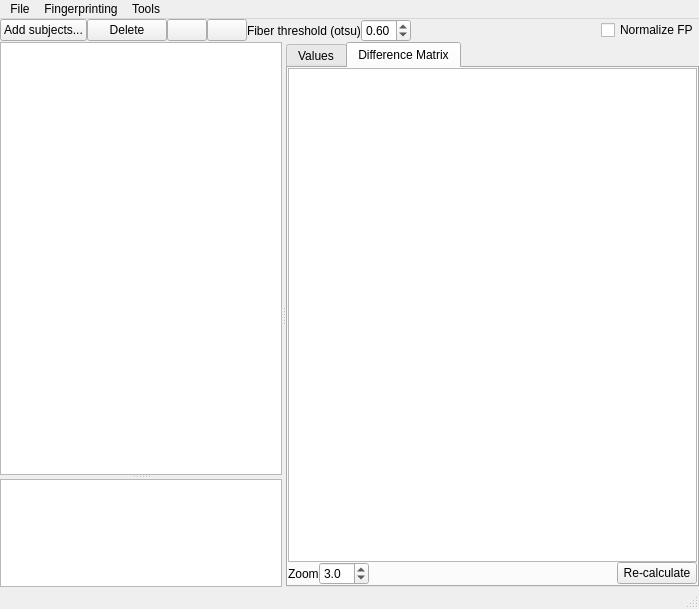
This is connectometry/db_window.ui in frankyeh/DSI-Studio as Qt 5 draws it before an edit. The edited form follows.
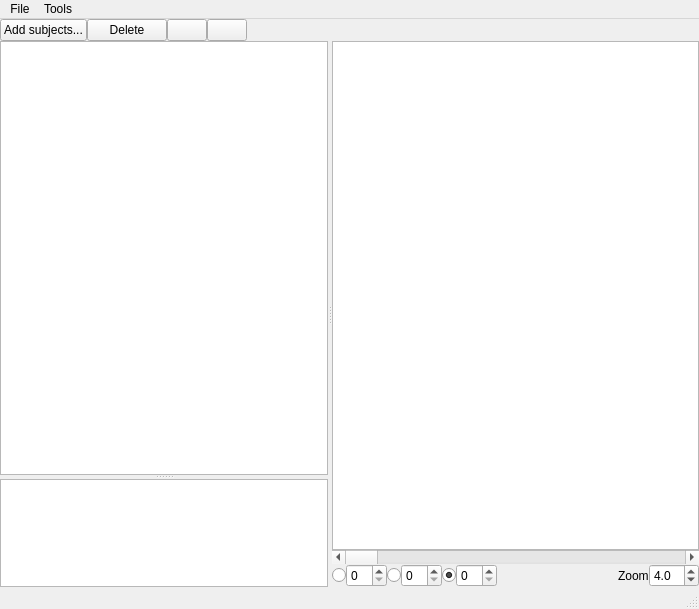
This is the edited form. The open tabs and pages were chosen to show the change. Icons and pictures are not drawn.

```diff
--- a/connectometry/db_window.ui
+++ b/connectometry/db_window.ui
@@ -82,41 +82,6 @@
         </property>
        </widget>
       </item>
-      <item>
-       <widget class="QLabel" name="label_6">
-        <property name="text">
-         <string>Fiber threshold (otsu)</string>
-        </property>
-       </widget>
-      </item>
-      <item>
-       <widget class="QDoubleSpinBox" name="fp_coverage">
-        <property name="minimumSize">
-         <size>
-          <width>50</width>
-          <height>0</height>
-         </size>
-        </property>
-        <property name="maximumSize">
-         <size>
-          <width>50</width>
-          <height>16777215</height>
-         </size>
-        </property>
-        <property name="minimum">
-         <double>0.000000000000000</double>
-        </property>
-        <property name="maximum">
-         <double>5.000000000000000</double>
-        </property>
-        <property name="singleStep">
-         <double>0.100000000000000</double>
-        </property>
-        <property name="value">
-         <double>0.600000000000000</double>
-        </property>
-       </widget>
-      </item>
       <item>
        <spacer name="horizontalSpacer_2">
         <property name="orientation">
@@ -130,16 +95,6 @@
         </property>
        </spacer>
       </item>
-      <item>
-       <widget class="QCheckBox" name="normalize_fp">
-        <property name="text">
-         <string>Normalize FP</string>
-        </property>
-        <property name="checked">
-         <bool>false</bool>
-        </property>
-       </widget>
-      </item>
      </layout>
     </item>
     <item>
@@ -201,7 +156,7 @@
                <enum>QAbstractItemView::SelectRows</enum>
               </property>
               <attribute name="horizontalHeaderVisible">
-               <bool>false</bool>
+               <bool>true</bool>
               </attribute>
              </widget>
              <widget class="QTextBrowser" name="report">
@@ -216,15 +171,8 @@
            </item>
           </layout>
          </widget>
-         <widget class="QTabWidget" name="subject_view">
-          <property name="currentIndex">
-           <number>0</number>
-          </property>
-          <widget class="QWidget" name="tab_3">
-           <attribute name="title">
-            <string>Values</string>
-           </attribute>
-           <layout class="QVBoxLayout" name="verticalLayout_4">
+         <widget class="QWidget" name="widget_4" native="true">
+          <layout class="QVBoxLayout" name="verticalLayout_3">
             <property name="spacing">
              <number>0</number>
             </property>
@@ -240,46 +188,6 @@
             <property name="bottomMargin">
              <number>0</number>
             </property>
-            <item>
-             <widget class="QWidget" name="widget_8" native="true">
-              <layout class="QVBoxLayout" name="verticalLayout_13">
-               <property name="spacing">
-                <number>0</number>
-               </property>
-               <property name="leftMargin">
-                <number>0</number>
-               </property>
-               <property name="topMargin">
-                <number>0</number>
-               </property>
-               <property name="rightMargin">
-                <number>0</number>
-               </property>
-               <property name="bottomMargin">
-                <number>0</number>
-               </property>
-               <item>
-                <widget class="QGraphicsView" name="fp_view">
-                 <property name="sizePolicy">
-                  <sizepolicy hsizetype="Expanding" vsizetype="Fixed">
-                   <horstretch>0</horstretch>
-                   <verstretch>0</verstretch>
-                  </sizepolicy>
-                 </property>
-                 <property name="minimumSize">
-                  <size>
-                   <width>0</width>
-                   <height>100</height>
-                  </size>
-                 </property>
-                 <property name="maximumSize">
-                  <size>
-                   <width>16777215</width>
-                   <height>100</height>
-                  </size>
-                 </property>
-                </widget>
-               </item>
                <item>
                 <widget class="QGraphicsView" name="vbc_view"/>
                </item>
@@ -291,20 +199,6 @@
                 </widget>
                </item>
                <item>
-                <layout class="QVBoxLayout" name="verticalLayout_20">
-                 <property name="spacing">
-                  <number>0</number>
-                 </property>
-                 <property name="topMargin">
-                  <number>0</number>
-                 </property>
-                 <property name="rightMargin">
-                  <number>0</number>
-                 </property>
-                 <property name="bottomMargin">
-                  <number>0</number>
-                 </property>
-                 <item>
                   <layout class="QHBoxLayout" name="horizontalLayout_14">
                    <property name="spacing">
                     <number>0</number>
@@ -396,169 +290,9 @@
                      </property>
                     </widget>
                    </item>
-                   <item>
-                    <widget class="QCheckBox" name="show_mask">
-                     <property name="text">
-                      <string>show mask</string>
-                     </property>
-                    </widget>
-                   </item>
                   </layout>
                  </item>
                 </layout>
-               </item>
-              </layout>
-             </widget>
-            </item>
-            <item>
-             <widget class="QWidget" name="widget_3" native="true">
-              <property name="maximumSize">
-               <size>
-                <width>16777215</width>
-                <height>70</height>
-               </size>
-              </property>
-              <layout class="QVBoxLayout" name="verticalLayout_19">
-               <property name="spacing">
-                <number>0</number>
-               </property>
-               <property name="leftMargin">
-                <number>0</number>
-               </property>
-               <property name="topMargin">
-                <number>0</number>
-               </property>
-               <property name="rightMargin">
-                <number>0</number>
-               </property>
-               <property name="bottomMargin">
-                <number>0</number>
-               </property>
-              </layout>
-             </widget>
-            </item>
-           </layout>
-          </widget>
-          <widget class="QWidget" name="tab_4">
-           <attribute name="title">
-            <string>Difference Matrix</string>
-           </attribute>
-           <layout class="QVBoxLayout" name="verticalLayout_3">
-            <property name="spacing">
-             <number>0</number>
-            </property>
-            <property name="leftMargin">
-             <number>0</number>
-            </property>
-            <property name="topMargin">
-             <number>0</number>
-            </property>
-            <property name="rightMargin">
-             <number>0</number>
-            </property>
-            <property name="bottomMargin">
-             <number>0</number>
-            </property>
-            <item>
-             <widget class="QGraphicsView" name="fp_dif_view">
-              <property name="sizePolicy">
-               <sizepolicy hsizetype="Preferred" vsizetype="Expanding">
-                <horstretch>0</horstretch>
-                <verstretch>0</verstretch>
-               </sizepolicy>
-              </property>
-             </widget>
-            </item>
-            <item>
-             <layout class="QHBoxLayout" name="horizontalLayout_22">
-              <property name="spacing">
-               <number>0</number>
-              </property>
-              <property name="topMargin">
-               <number>0</number>
-              </property>
-              <property name="rightMargin">
-               <number>0</number>
-              </property>
-              <property name="bottomMargin">
-               <number>0</number>
-              </property>
-              <item>
-               <layout class="QHBoxLayout" name="horizontalLayout_3">
-                <property name="spacing">
-                 <number>0</number>
-                </property>
-                <property name="rightMargin">
-                 <number>0</number>
-                </property>
-                <property name="bottomMargin">
-                 <number>0</number>
-                </property>
-                <item>
-                 <layout class="QHBoxLayout" name="horizontalLayout_23">
-                  <item>
-                   <widget class="QLabel" name="label_15">
-                    <property name="text">
-                     <string>Zoom</string>
-                    </property>
-                   </widget>
-                  </item>
-                  <item>
-                   <widget class="QDoubleSpinBox" name="fp_zoom">
-                    <property name="minimumSize">
-                     <size>
-                      <width>50</width>
-                      <height>0</height>
-                     </size>
-                    </property>
-                    <property name="maximumSize">
-                     <size>
-                      <width>50</width>
-                      <height>16777215</height>
-                     </size>
-                    </property>
-                    <property name="decimals">
-                     <number>1</number>
-                    </property>
-                    <property name="minimum">
-                     <double>1.000000000000000</double>
-                    </property>
-                    <property name="maximum">
-                     <double>10.000000000000000</double>
-                    </property>
-                    <property name="value">
-                     <double>3.000000000000000</double>
-                    </property>
-                   </widget>
-                  </item>
-                  <item>
-                   <spacer name="horizontalSpacer_3">
-                    <property name="orientation">
-                     <enum>Qt::Horizontal</enum>
-                    </property>
-                    <property name="sizeHint" stdset="0">
-                     <size>
-                      <width>40</width>
-                      <height>20</height>
-                     </size>
-                    </property>
-                   </spacer>
-                  </item>
-                  <item>
-                   <widget class="QPushButton" name="calculate_dif">
-                    <property name="text">
-                     <string>Re-calculate</string>
-                    </property>
-                   </widget>
-                  </item>
-                 </layout>
-                </item>
-               </layout>
-              </item>
-             </layout>
-            </item>
-           </layout>
-          </widget>
          </widget>
         </widget>
        </item>
@@ -600,18 +334,7 @@
     <addaction name="actionCalculate_change"/>
     <addaction name="actionSelect_Subjects"/>
    </widget>
-   <widget class="QMenu" name="menuFingerprinting">
-    <property name="title">
-     <string>Fingerprinting</string>
-    </property>
-    <addaction name="actionSave_fingerprints"/>
-    <addaction name="actionSave_pair_wise_difference_as"/>
-    <addaction name="separator"/>
-    <addaction name="actionSave_mask"/>
-    <addaction name="actionLoad_mask"/>
-   </widget>
    <addaction name="menuFile"/>
-   <addaction name="menuFingerprinting"/>
    <addaction name="menuTools"/>
   </widget>
   <widget class="QStatusBar" name="statusbar"/>
@@ -656,15 +379,6 @@
     <string>Save fingerprints...</string>
    </property>
   </action>
-  <action name="actionSave_pair_wise_difference_as">
-   <property name="icon">
-    <iconset resource="../icons.qrc">
-     <normaloff>:/icons/icons/save.xpm</normaloff>:/icons/icons/save.xpm</iconset>
-   </property>
-   <property name="text">
-    <string>Save pair-wise difference as...</string>
-   </property>
-  </action>
   <action name="actionAdd_DB">
    <property name="icon">
     <iconset resource="../icons.qrc">
@@ -674,24 +388,6 @@
     <string>Add Subjects...</string>
    </property>
   </action>
-  <action name="actionLoad_mask">
-   <property name="icon">
-    <iconset resource="../icons.qrc">
-     <normaloff>:/icons/icons/open.xpm</normaloff>:/icons/icons/open.xpm</iconset>
-   </property>
-   <property name="text">
-    <string>Load fingerprint mask...</string>
-   </property>
-  </action>
-  <action name="actionSave_mask">
-   <property name="icon">
-    <iconset resource="../icons.qrc">
-     <normaloff>:/icons/icons/save.xpm</normaloff>:/icons/icons/save.xpm</iconset>
-   </property>
-   <property name="text">
-    <string>Save fingerprint mask...</string>
-   </property>
-  </action>
   <action name="actionSelect_Subjects">
    <property name="text">
     <string>Select Subjects...</string>
@@ -715,15 +411,6 @@
     <string>Save All Subjects Image as...</string>
    </property>
   </action>
-  <action name="actionAdd_Demographics">
-   <property name="icon">
-    <iconset resource="../icons.qrc">
-     <normaloff>:/icons/icons/open.xpm</normaloff>:/icons/icons/open.xpm</iconset>
-   </property>
-   <property name="text">
-    <string>Add Demographics...</string>
-   </property>
-  </action>
   <action name="actionSave_Demographics">
    <property name="icon">
     <iconset resource="../icons.qrc">
@@ -748,7 +435,7 @@
      <normaloff>:/icons/icons/save.xpm</normaloff>:/icons/icons/save.xpm</iconset>
    </property>
    <property name="text">
-    <string>Save Matched Image as...</string>
+    <string>Save Regressed Image as...</string>
    </property>
   </action>
  </widget>
```
Lines whose indentation alone changed are shown as unchanged.
